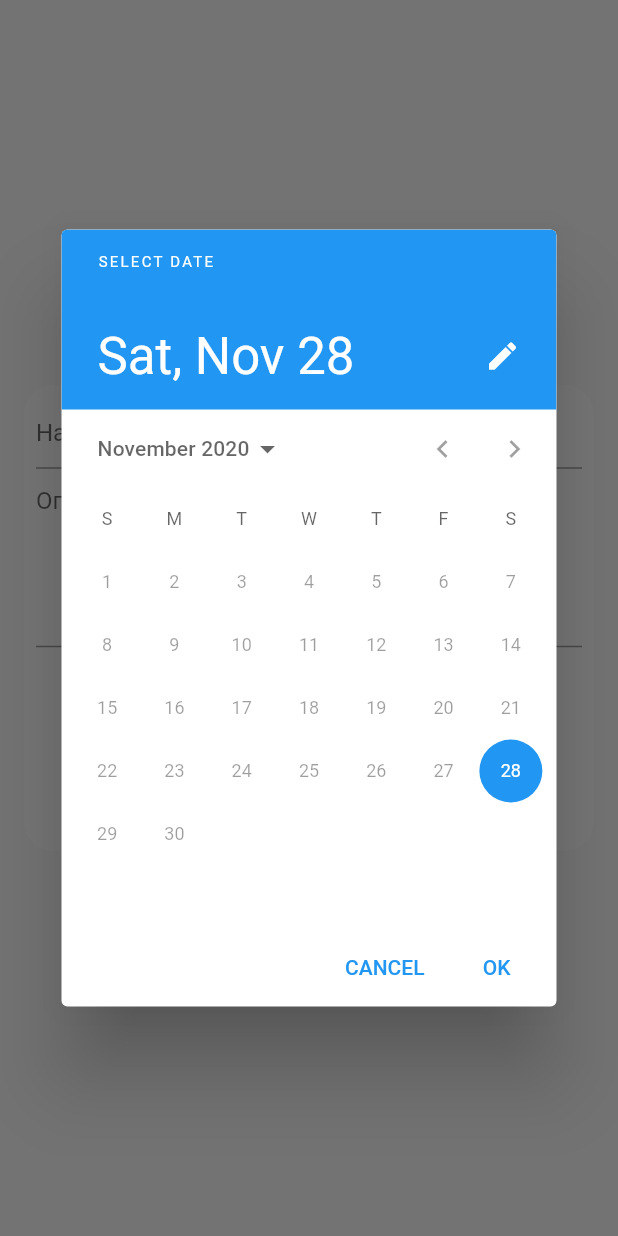
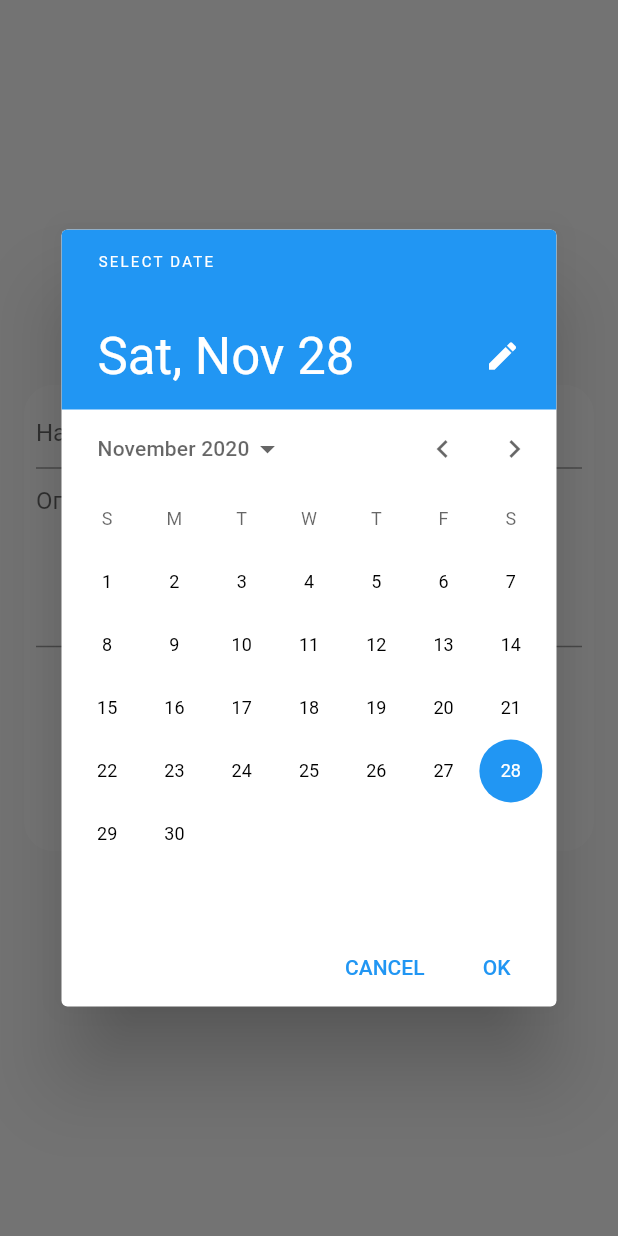
Before and after one commit to rockstar4095/reminder_flutter_app, a Flutter app: the _EditReminderDialog widget shown alone on an empty page, opened directly, after a tap on "12.11.2020", on a phone screen of 412 x 824 dp. Run offline on Flutter 3.47's test engine with Material 2 defaults, Android fonts, the phone set to English and light mode, and no system bars; our stand-ins replace equatable, flutter_bloc, hive; accounts and stored records are empty; generated files the repository leaves out were written again; statements that could not run were skipped.

```diff
--- a/lib/bloc/edit_reminder_dialog_bloc/edit_reminder_bloc.dart
+++ b/lib/bloc/edit_reminder_dialog_bloc/edit_reminder_bloc.dart
@@ -20,7 +20,12 @@ class EditReminderBloc extends Bloc<EditReminderEvent, EditReminderState> {
           EditReminderState(
             title: '',
             description: '',
-            dateTime: DateTime.fromMillisecondsSinceEpoch(0),
+            date: DateTime(
+              DateTime.now().year,
+              DateTime.now().month,
+              DateTime.now().day,
+            ),
+            time: TimeOfDay.now(),
           ),
         );
 
@@ -29,6 +34,14 @@ class EditReminderBloc extends Bloc<EditReminderEvent, EditReminderState> {
     if (event is SavePressed) {
       await _saveReminder(event.reminder);
       _mainBloc.add(SaveReminderPressed());
+    } else if (event is TitleChanged) {
+      yield state.copyWith(title: event.title);
+    } else if (event is DescriptionChanged) {
+      yield state.copyWith(description: event.description);
+    } else if (event is DateChanged) {
+      yield state.copyWith(date: event.date);
+    } else if (event is TimeChanged) {
+      yield state.copyWith(time: event.time);
     }
   }
 
--- a/lib/bloc/edit_reminder_dialog_bloc/edit_reminder_event.dart
+++ b/lib/bloc/edit_reminder_dialog_bloc/edit_reminder_event.dart
@@ -22,3 +22,32 @@ class TitleChanged extends EditReminderEvent {
   @override
   List<Object> get props => [title];
 }
+
+class DescriptionChanged extends EditReminderEvent {
+  final String description;
+
+  DescriptionChanged({@required this.description});
+
+  @override
+  List<Object> get props => [description];
+}
+
+class DateChanged extends EditReminderEvent {
+  final DateTime date;
+
+  DateChanged({@required this.date});
+
+  @override
+  List<Object> get props => [date];
+}
+
+class TimeChanged extends EditReminderEvent {
+  final TimeOfDay time;
+
+  TimeChanged({@required this.time});
+
+  @override
+  List<Object> get props => [time];
+}
+
+class DialogOpened extends EditReminderEvent {}
--- a/lib/bloc/edit_reminder_dialog_bloc/edit_reminder_state.dart
+++ b/lib/bloc/edit_reminder_dialog_bloc/edit_reminder_state.dart
@@ -3,29 +3,34 @@ part of 'edit_reminder_bloc.dart';
 class EditReminderState extends Equatable {
   final String title;
   final String description;
-  final DateTime dateTime;
+  final DateTime date;
+  final TimeOfDay time;
 
   EditReminderState({
     @required this.title,
     @required this.description,
-    @required this.dateTime,
+    @required this.date,
+    @required this.time,
   });
 
   EditReminderState copyWith({
     String title,
     String description,
-    DateTime dateTime,
+    DateTime date,
+    TimeOfDay time,
   }) =>
       EditReminderState(
         title: title ?? this.title,
         description: description ?? this.description,
-        dateTime: dateTime ?? this.dateTime,
+        date: date ?? this.date,
+        time: time ?? this.time,
       );
 
   @override
   List<Object> get props => [
         title,
         description,
-        dateTime,
+        date,
+        time,
       ];
 }
--- a/lib/bloc_builder.dart
+++ b/lib/bloc_builder.dart
@@ -1,6 +1,5 @@
 import 'package:flutter/material.dart';
 import 'package:flutter_bloc/flutter_bloc.dart';
-import 'package:reminder_flutter_app/bloc/edit_reminder_dialog_bloc/edit_reminder_bloc.dart';
 import 'package:reminder_flutter_app/bloc/main_bloc/main_bloc.dart';
 import 'package:reminder_flutter_app/repository/main_repository.dart';
 
@@ -9,10 +8,4 @@ class Blocs {
 
   static MainBloc mainBloc(BuildContext context) =>
       MainBloc(context.read<MainRepository>());
-
-  static EditReminderBloc editReminderBloc(BuildContext context) =>
-      EditReminderBloc(
-        context.read<MainRepository>(),
-        context.read<MainBloc>(),
-      );
 }
--- a/lib/screens/mainscreen/edit_reminder_dialog.dart
+++ b/lib/screens/mainscreen/edit_reminder_dialog.dart
@@ -1,7 +1,9 @@
 import 'package:flutter/material.dart';
 import 'package:flutter_bloc/flutter_bloc.dart';
 import 'package:reminder_flutter_app/bloc/edit_reminder_dialog_bloc/edit_reminder_bloc.dart';
+import 'package:reminder_flutter_app/bloc/main_bloc/main_bloc.dart';
 import 'package:reminder_flutter_app/model/reminder.dart';
+import 'package:reminder_flutter_app/repository/main_repository.dart';
 import 'package:reminder_flutter_app/utils/widgets.dart';
 
 class EditReminderDialog {
@@ -10,7 +12,12 @@ class EditReminderDialog {
         context: context,
         isScrollControlled: true,
         backgroundColor: Colors.transparent,
-        builder: (context) => _EditReminderDialog(reminderId: reminderId),
+        builder: (context) => BlocProvider(
+            create: (context) => EditReminderBloc(
+                  context.read<MainRepository>(),
+                  context.read<MainBloc>(),
+                ),
+            child: _EditReminderDialog(reminderId: reminderId)),
       );
 }
 
@@ -34,7 +41,7 @@ class _EditReminderDialog extends StatelessWidget {
         child: Column(
           children: [
             _titleField(context),
-            _descriptionField(),
+            _descriptionField(context),
             SizedBox(height: 20),
             Row(
               mainAxisAlignment: MainAxisAlignment.spaceEvenly,
@@ -63,36 +70,51 @@ class _EditReminderDialog extends StatelessWidget {
             context.read<EditReminderBloc>().add(TitleChanged(title: input)),
       );
 
-  Widget _descriptionField() => TextField(
+  Widget _descriptionField(BuildContext context) => TextField(
         maxLines: 5,
         decoration: InputDecoration(
           hintText: 'Описание',
         ),
+        onChanged: (input) => context
+            .read<EditReminderBloc>()
+            .add(DescriptionChanged(description: input)),
       );
 
   Widget _dateField(BuildContext context) => FlatButton(
         child: Text('12.11.2020'),
         onPressed: () {
           _unFocus(context);
-          showDatePicker(
-            context: context,
-            initialDate: DateTime.now(),
-            firstDate: DateTime.now(),
-            lastDate: DateTime.now(),
-          );
+          _showDatePicker(context);
         },
       );
+
+  Future<void> _showDatePicker(BuildContext context) async {
+    final date = await showDatePicker(
+      context: context,
+      initialDate: DateTime.now(),
+      firstDate: DateTime(1900),
+      lastDate: DateTime(2199),
+    );
+
+    context.read<EditReminderBloc>().add(DateChanged(date: date));
+  }
 
   Widget _timeField(BuildContext context) => FlatButton(
         child: Text('00:21'),
         onPressed: () {
           _unFocus(context);
-          showTimePicker(
-            context: context,
-            initialTime: TimeOfDay.now(),
-          );
+          _showTimePicker(context);
         },
       );
+
+  Future<void> _showTimePicker(BuildContext context) async {
+    final time = await showTimePicker(
+      context: context,
+      initialTime: TimeOfDay.now(),
+    );
+
+    context.read<EditReminderBloc>().add(TimeChanged(time: time));
+  }
 
   void _unFocus(BuildContext context) {
     FocusScopeNode focusScope = FocusScope.of(context);
@@ -104,13 +126,20 @@ class _EditReminderDialog extends StatelessWidget {
   Widget _save(BuildContext context) => RaisedButton(
         child: Text('Сохранить'),
         onPressed: () {
+          final dateTime = DateTime(
+              context.read<EditReminderBloc>().state.date.year,
+              context.read<EditReminderBloc>().state.date.month,
+              context.read<EditReminderBloc>().state.date.day,
+              context.read<EditReminderBloc>().state.time.hour,
+              context.read<EditReminderBloc>().state.time.minute,
+          );
+
           final reminder = Reminder(
             id: null,
-            title: 'test reminder title',
-            description: 'test reminder description ${DateTime.now().toLocal()}',
-            dateTime: DateTime.now(),
+            title: context.read<EditReminderBloc>().state.title,
+            description: context.read<EditReminderBloc>().state.description,
+            dateTime: dateTime,
           );
-
           context.read<EditReminderBloc>().add(SavePressed(reminder: reminder));
           Navigator.of(context).pop();
         },
```
Also changed, not shown: lib/main.dart (+1 -12 lines).
